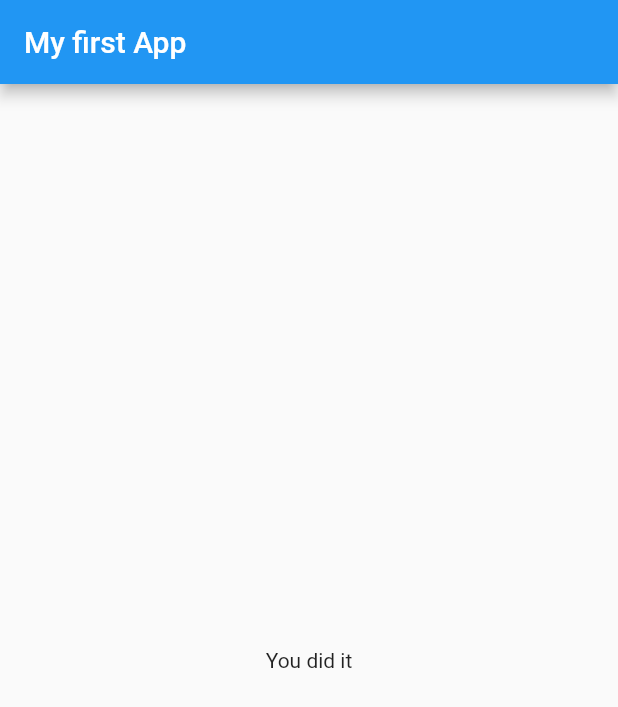
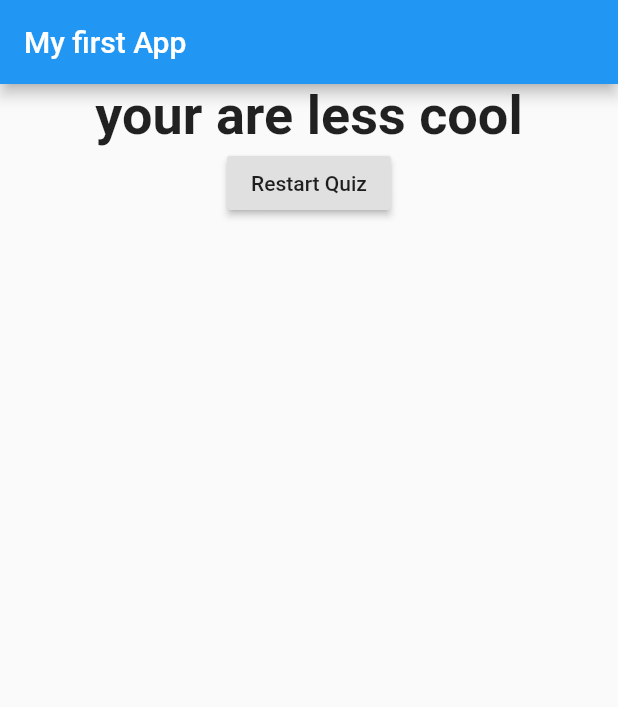
Before and after one commit to Kieren-Foenander/First_Flutter_App, a Flutter app: the screen it shows after launch, after a tap on "Black", after a tap on "snake", after a tap on "Kieren", on a phone screen of 412 x 824 dp. Shown: the top 707 px of the screen. Run offline on Flutter 3.47's test engine with Material 2 defaults, Android fonts, the phone set to English and light mode, and no system bars.

Commit message:
completed app functionality to give quiz result

```diff
--- a/lib/main.dart
+++ b/lib/main.dart
@@ -21,21 +21,39 @@ class _MyAppSate extends State<MyApp> {
   final _questions = const [
     {
       "questionText": "what's your favouriate color?",
-      "answers": ["Black", "Red", "Blue", "White"],
+      "answers": [
+        {"text": "Black", "score": 10},
+        {"text": "Red", "score": 20},
+        {"text": "Blue", "score": 30},
+        {"text": "White", "score": 40},
+      ],
     },
     {
       "questionText": "what's your favourite animal",
-      "answers": ["rabbit", "snake", "dog", "cat"],
+      "answers": [
+        {"text": "rabbit", "score": 10},
+        {"text": "snake", "score": 20},
+        {"text": "dog", "score": 30},
+        {"text": "cat", "score": 40},
+      ],
     },
     {
       "questionText": "who is your favourite Instructor",
-      "answers": ["Max", "Tim", "Kieren", "Kieren"]
+      "answers": [
+        {"text": "Max", "score": 10},
+        {"text": "Tim", "score": 20},
+        {"text": "Kieren", "score": 30},
+        {"text": "Kieren", "score": 40},
+      ],
     },
   ];
 
   var _questionIndex = 0;
+  var _totalScore = 0;
 
-  void _answerQuestion() {
+  void _answerQuestion(int score) {
+    _totalScore += score;
+
     setState(() {
       _questionIndex++;
     });
@@ -43,6 +61,13 @@ class _MyAppSate extends State<MyApp> {
     if (_questionIndex < _questions.length) {
       print("there are no more questions");
     }
+  }
+
+  void _resetQuiz() {
+    setState(() {
+      _questionIndex = 0;
+      _totalScore = 0;
+    });
   }
 
   @override
@@ -57,7 +82,7 @@ class _MyAppSate extends State<MyApp> {
                 answerQuestion: _answerQuestion,
                 questionIndex: _questionIndex,
                 questions: _questions)
-            : Result(),
+            : Result(_totalScore, _resetQuiz),
       ),
     );
 
--- a/lib/quiz.dart
+++ b/lib/quiz.dart
@@ -3,7 +3,7 @@ import './answer.dart';
 import './question.dart';
 
 class Quiz extends StatelessWidget {
-  final VoidCallback answerQuestion;
+  final Function answerQuestion;
   final int questionIndex;
   final List<Map<String, Object>> questions;
 
@@ -19,9 +19,11 @@ class Quiz extends StatelessWidget {
         Question(
           questions[questionIndex]["questionText"] as String,
         ),
-        ...(questions[questionIndex]["answers"] as List<String>).map((answer) {
-          return Answer(answerQuestion, answer);
-        })
+        ...(questions[questionIndex]["answers"] as List<Map<String, Object>>)
+            .map((answer) {
+          return Answer(() => answerQuestion(answer["score"] as int),
+              answer["text"] as String);
+        }).toList()
       ],
     );
   }
--- a/lib/result.dart
+++ b/lib/result.dart
@@ -1,10 +1,41 @@
+// ignore_for_file: deprecated_member_use
+
 import 'package:flutter/material.dart';
 
 class Result extends StatelessWidget {
+  final int score;
+  final VoidCallback resetHandler;
+
+  Result(this.score, this.resetHandler);
+
+  String get getResultPhrase {
+    var resultPhrase = "";
+    if (score <= 30) {
+      resultPhrase = "You are cool";
+    } else if (score <= 60) {
+      resultPhrase = "your are less cool";
+    } else {
+      resultPhrase = "you suck";
+    }
+    return resultPhrase;
+  }
+
   @override
   Widget build(BuildContext context) {
     return Center(
-      child: Text("You did it"),
+      child: Column(
+        children: [
+          Text(
+            getResultPhrase,
+            style: TextStyle(fontSize: 36, fontWeight: FontWeight.bold),
+            textAlign: TextAlign.center,
+          ),
+          RaisedButton(
+            child: const Text("Restart Quiz"),
+            onPressed: resetHandler,
+          )
+        ],
+      ),
     );
   }
 }
```
